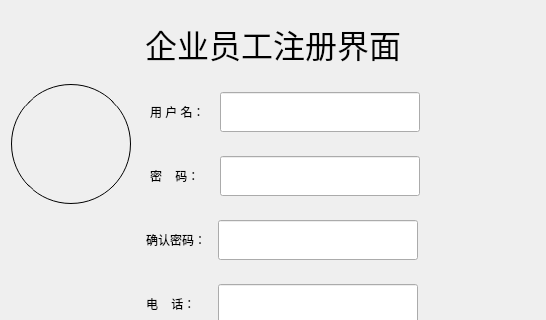
Before: the Qt Designer form regist.ui in 17679200974/EmploySys, drawn with Qt 5; both pictures show x 0 to 546 and y 0 to 320 of the 546 by 600 pixel window.
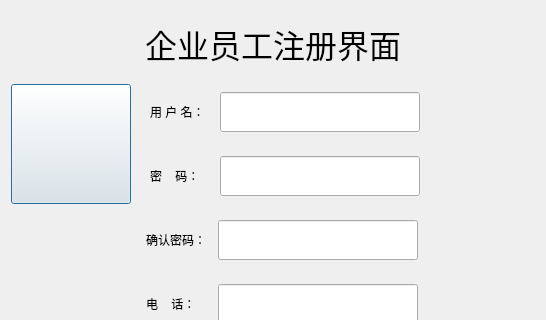
After: the same form once the commit is applied.

Patch:
```diff
--- a/regist.ui
+++ b/regist.ui
@@ -53,8 +53,7 @@
         </size>
        </property>
        <property name="styleSheet">
-        <string notr="true">border:1px solid blcak;
-border-radius:60px;</string>
+        <string notr="true"/>
        </property>
        <property name="text">
         <string/>
```
Left out of the diff: 2 changed lines with no effect on the pictures.
